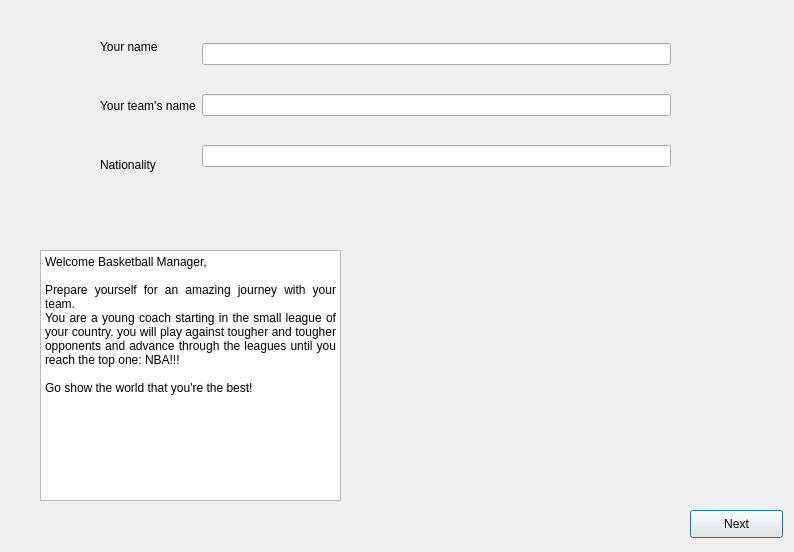
First picture: the form in BTM_Qt/startmenu.ui, repository skandermoalla/CSE201-Top5, before the edit.
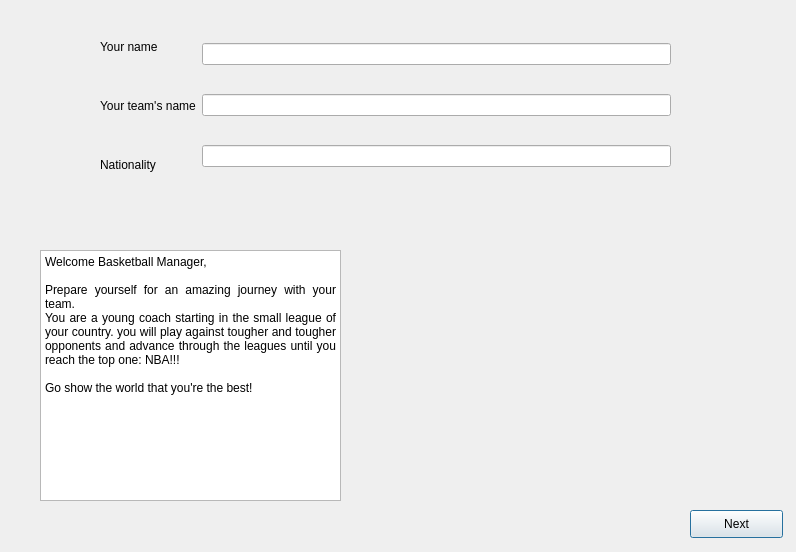
Second picture: the form after the edit.

```diff
--- a/BTM_Qt/startmenu.ui
+++ b/BTM_Qt/startmenu.ui
@@ -6,7 +6,7 @@
    <rect>
     <x>0</x>
     <y>0</y>
-    <width>794</width>
+    <width>796</width>
     <height>552</height>
    </rect>
   </property>
```
Left out of the diff: 14 changed lines with no effect on the pictures.
